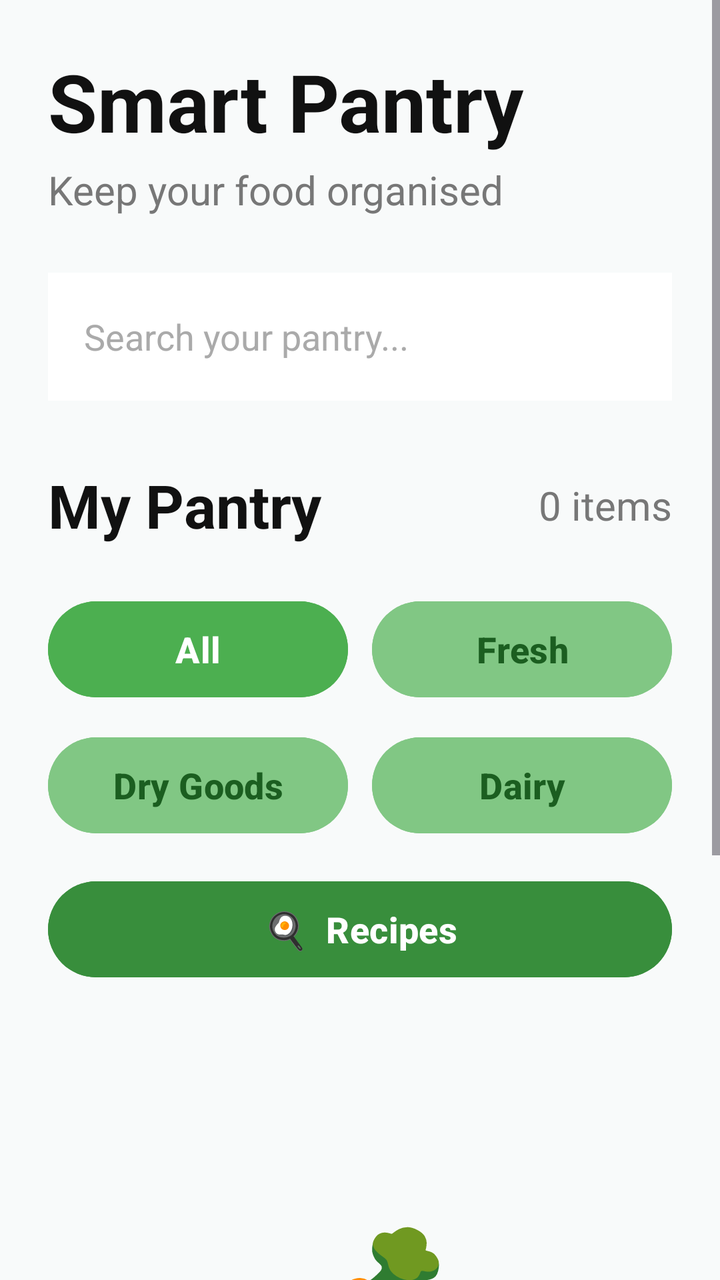
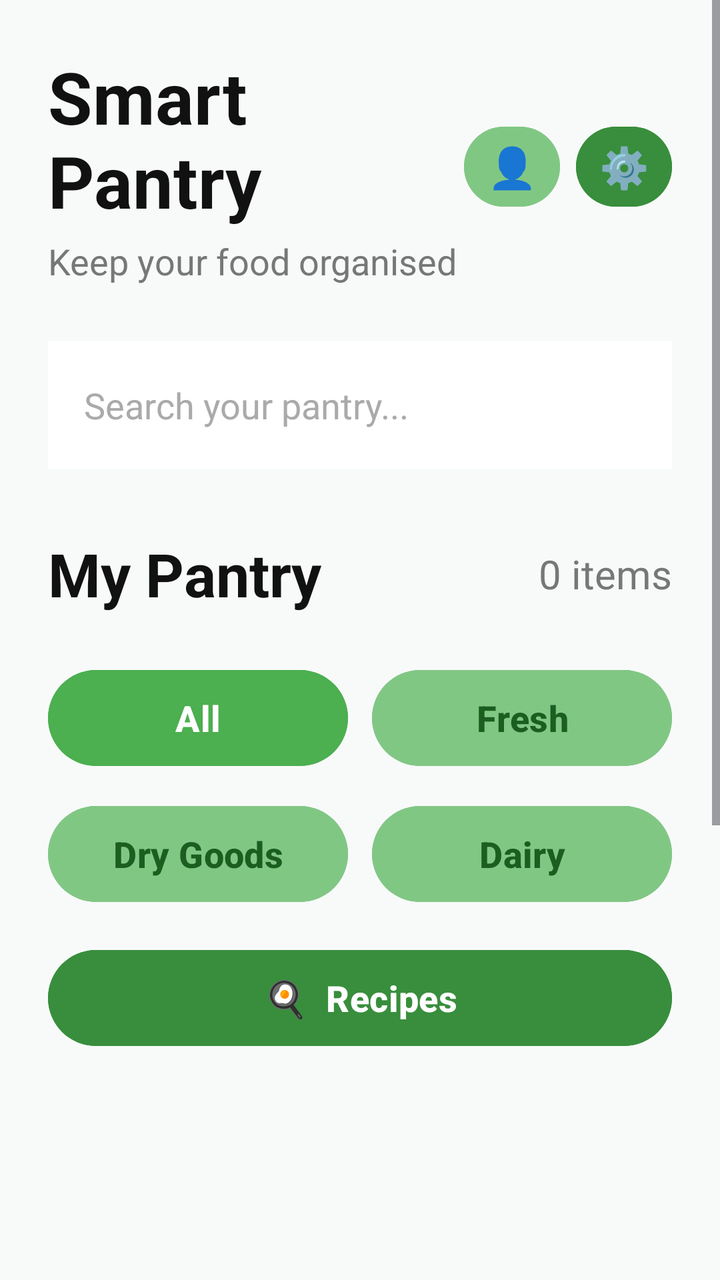

Two renders of the same Android screen: before a commit and after it. Below are the layout's source before the change and the commit's diff.
<!-- AndroidManifest.xml: application theme Theme.SmartPantryManager -->
<!-- res/layout/activity_main.xml -->
<?xml version="1.0" encoding="utf-8"?>
<ScrollView
    xmlns:android="http://schemas.android.com/apk/res/android"
    android:layout_width="match_parent"
    android:layout_height="match_parent"
    android:fillViewport="true"
    android:background="#F8FAFA">

    <LinearLayout
        android:layout_width="match_parent"
        android:layout_height="wrap_content"
        android:orientation="vertical"
        android:padding="24dp">

        
        <LinearLayout
            android:layout_width="match_parent"
            android:layout_height="wrap_content"
            android:orientation="vertical">

            <TextView
                android:layout_width="wrap_content"
                android:layout_height="wrap_content"
                android:text="Smart Pantry"
                android:textColor="#111111"
                android:textSize="40sp"
                android:textStyle="bold" />

            <TextView
                android:layout_width="wrap_content"
                android:layout_height="wrap_content"
                android:layout_marginTop="4dp"
                android:text="Keep your food organised"
                android:textColor="#777777"
                android:textSize="20sp" />

        </LinearLayout>

        
        <EditText
            android:id="@+id/searchPantry"
            android:layout_width="match_parent"
            android:layout_height="64dp"
            android:layout_marginTop="28dp"
            android:background="#FFFFFF"
            android:hint="Search your pantry..."
            android:padding="18dp"
            android:textColor="#222222"
            android:textColorHint="#AAAAAA"
            android:textSize="18sp"
            android:singleLine="true" />

        
        <LinearLayout
            android:layout_width="match_parent"
            android:layout_height="wrap_content"
            android:layout_marginTop="32dp"
            android:gravity="center_vertical"
            android:orientation="horizontal">

            <TextView
                android:layout_width="0dp"
                android:layout_height="wrap_content"
                android:layout_weight="1"
                android:text="My Pantry"
                android:textColor="#111111"
                android:textSize="30sp"
                android:textStyle="bold" />

            <TextView
                android:id="@+id/txtItemCount"
                android:layout_width="wrap_content"
                android:layout_height="wrap_content"
                android:text="0 items"
                android:textColor="#777777"
                android:textSize="20sp" />

        </LinearLayout>

        
        <LinearLayout
            android:layout_width="match_parent"
            android:layout_height="wrap_content"
            android:layout_marginTop="24dp"
            android:orientation="horizontal">

            
            <Button
                android:id="@+id/btnAll"
                android:layout_width="0dp"
                android:layout_height="56dp"
                android:layout_weight="1"
                android:backgroundTint="#4CAF50"
                android:text="All"
                android:textColor="#FFFFFF"
                android:textSize="18sp"
                android:textStyle="bold" />

            <Space
                android:layout_width="12dp"
                android:layout_height="1dp" />

            
            <Button
                android:id="@+id/btnFresh"
                android:layout_width="0dp"
                android:layout_height="56dp"
                android:layout_weight="1"
                android:backgroundTint="#81C784"
                android:text="Fresh"
                android:textColor="#1B5E20"
                android:textSize="18sp"
                android:textStyle="bold" />

        </LinearLayout>

        
        <LinearLayout
            android:layout_width="match_parent"
            android:layout_height="wrap_content"
            android:layout_marginTop="12dp"
            android:orientation="horizontal">

            
            <Button
                android:id="@+id/btnDryGoods"
                android:layout_width="0dp"
                android:layout_height="56dp"
                android:layout_weight="1"
                android:backgroundTint="#81C784"
                android:text="Dry Goods"
                android:textColor="#1B5E20"
                android:textSize="18sp"
                android:textStyle="bold" />

            <Space
                android:layout_width="12dp"
                android:layout_height="1dp" />

            
            <Button
                android:id="@+id/btnDairy"
                android:layout_width="0dp"
                android:layout_height="56dp"
                android:layout_weight="1"
                android:backgroundTint="#81C784"
                android:text="Dairy"
                android:textColor="#1B5E20"
                android:textSize="18sp"
                android:textStyle="bold" />

        </LinearLayout>

        
        <Button
            android:id="@+id/btnRecipes"
            android:layout_width="match_parent"
            android:layout_height="56dp"
            android:layout_marginTop="16dp"
            android:backgroundTint="#388E3C"
            android:text="🍳  Recipes"
            android:textColor="#FFFFFF"
            android:textSize="18sp"
            android:textStyle="bold" />

        
        <LinearLayout
            android:id="@+id/ingredientContainer"
            android:layout_width="match_parent"
            android:layout_height="wrap_content"
            android:layout_marginTop="24dp"
            android:orientation="vertical" />

        
        <LinearLayout
            android:id="@+id/emptyState"
            android:layout_width="match_parent"
            android:layout_height="wrap_content"
            android:layout_marginTop="80dp"
            android:gravity="center"
            android:orientation="vertical">

            <TextView
                android:layout_width="wrap_content"
                android:layout_height="wrap_content"
                android:text="🥕"
                android:textSize="72sp" />

            <TextView
                android:id="@+id/txtEmptyTitle"
                android:layout_width="wrap_content"
                android:layout_height="wrap_content"
                android:layout_marginTop="20dp"
                android:text="Your pantry is empty"
                android:textColor="#111111"
                android:textSize="28sp"
                android:textStyle="bold" />

            <TextView
                android:id="@+id/txtEmptyMessage"
                android:layout_width="match_parent"
                android:layout_height="wrap_content"
                android:layout_marginTop="12dp"
                android:gravity="center"
                android:text="Add your first ingredient to start managing your pantry."
                android:textColor="#777777"
                android:textSize="19sp" />

        </LinearLayout>

        
        <Button
            android:id="@+id/btnAddIngredient"
            android:layout_width="match_parent"
            android:layout_height="64dp"
            android:layout_marginTop="40dp"
            android:layout_marginBottom="20dp"
            android:backgroundTint="#4CAF50"
            android:text="+  Add Ingredient"
            android:textColor="#FFFFFF"
            android:textSize="20sp"
            android:textStyle="bold" />

    </LinearLayout>

</ScrollView>
<!-- resources referenced by this layout -->
<resources>
  <style name="Theme.SmartPantryManager" parent="Base.Theme.SmartPantryManager" />
  <style name="Base.Theme.SmartPantryManager" parent="Theme.Material3.DayNight.NoActionBar">
          
          
      </style>
</resources>

<!-- the commit's change to res/layout/activity_main.xml (unified diff, before → after) -->
@@ -16,23 +16,56 @@
         <LinearLayout
             android:layout_width="match_parent"
             android:layout_height="wrap_content"
-            android:orientation="vertical">
-
-            <TextView
-                android:layout_width="wrap_content"
-                android:layout_height="wrap_content"
-                android:text="Smart Pantry"
-                android:textColor="#111111"
-                android:textSize="40sp"
-                android:textStyle="bold" />
-
-            <TextView
-                android:layout_width="wrap_content"
-                android:layout_height="wrap_content"
-                android:layout_marginTop="4dp"
-                android:text="Keep your food organised"
-                android:textColor="#777777"
-                android:textSize="20sp" />
+            android:orientation="horizontal"
+            android:gravity="center_vertical">
+
+            <LinearLayout
+                android:layout_width="0dp"
+                android:layout_height="wrap_content"
+                android:layout_weight="1"
+                android:orientation="vertical">
+
+                <TextView
+                    android:layout_width="wrap_content"
+                    android:layout_height="wrap_content"
+                    android:text="Smart Pantry"
+                    android:textColor="#111111"
+                    android:textSize="36sp"
+                    android:textStyle="bold" />
+
+                <TextView
+                    android:layout_width="wrap_content"
+                    android:layout_height="wrap_content"
+                    android:layout_marginTop="4dp"
+                    android:text="Keep your food organised"
+                    android:textColor="#777777"
+                    android:textSize="18sp" />
+
+            </LinearLayout>
+
+            
+            <Button
+                android:id="@+id/btnProfileMain"
+                android:layout_width="48dp"
+                android:layout_height="48dp"
+                android:backgroundTint="#81C784"
+                android:text="👤"
+                android:textSize="20sp"
+                android:padding="0dp" />
+
+            <Space
+                android:layout_width="8dp"
+                android:layout_height="1dp" />
+
+            
+            <Button
+                android:id="@+id/btnSettingsMain"
+                android:layout_width="48dp"
+                android:layout_height="48dp"
+                android:backgroundTint="#388E3C"
+                android:text="⚙️"
+                android:textSize="20sp"
+                android:padding="0dp" />
 
         </LinearLayout>
 
@@ -164,12 +197,12 @@
             android:textStyle="bold" />
 
         
-        <LinearLayout
-            android:id="@+id/ingredientContainer"
+        <androidx.recyclerview.widget.RecyclerView
+            android:id="@+id/recyclerViewIngredients"
             android:layout_width="match_parent"
             android:layout_height="wrap_content"
             android:layout_marginTop="24dp"
-            android:orientation="vertical" />
+            android:nestedScrollingEnabled="false" />
 
         
         <LinearLayout
